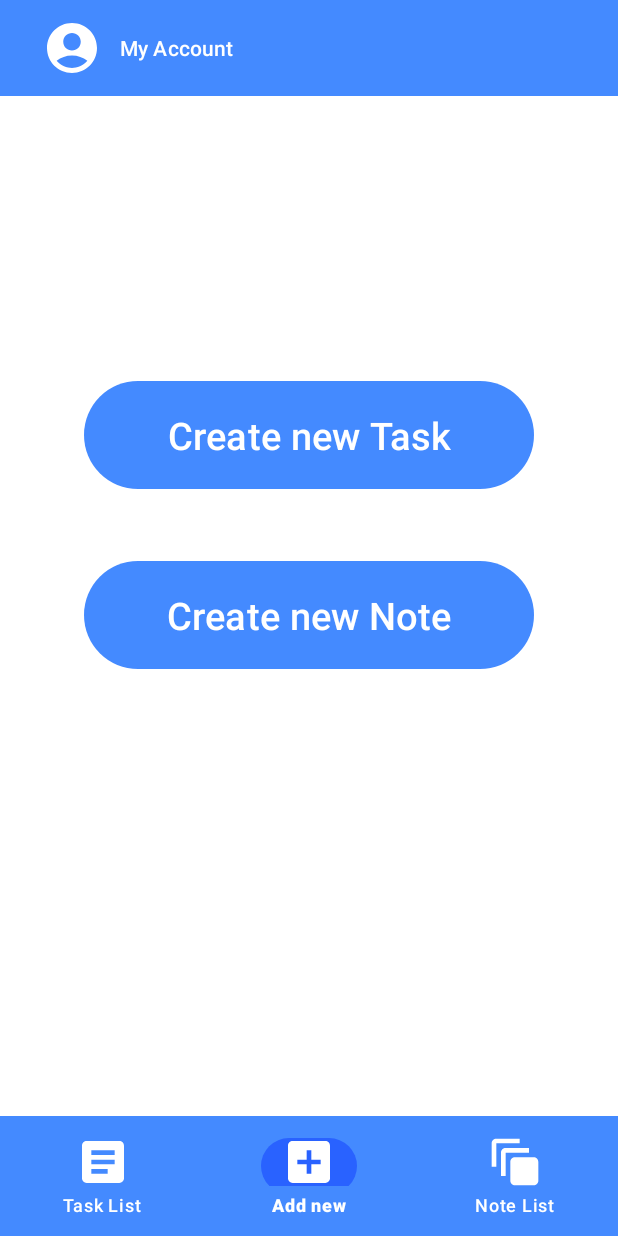
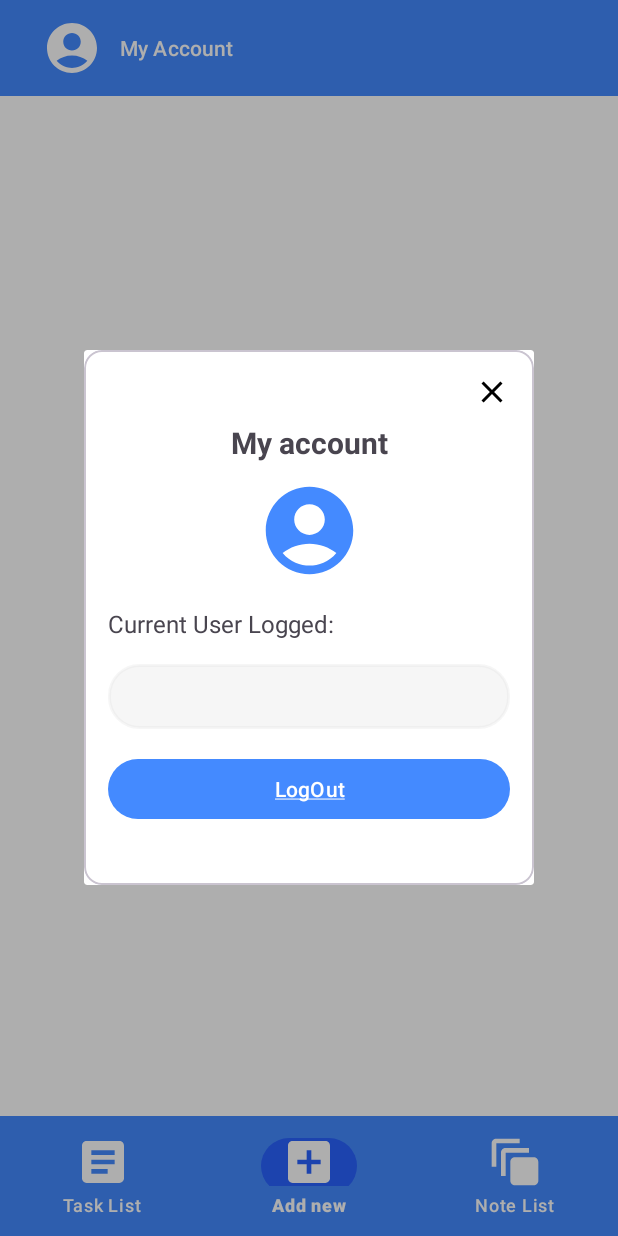
Before and after one commit to borja-garcia-valcarcel/TaskPad-App, an Android app: the fragment SignOutFragment placed in its activity, item 2 of the bottom bar chosen, on a phone screen of 412 x 824 dp. Run offline under Robolectric (Android 15) with nearby library versions, the light colour scheme and no system bars; our stand-ins replace Firebase (no records; nobody signed in at launch, a user with empty details on screens opened directly).

Commit message:
signout changed user pesistance in-app activity backgrounds

```diff
--- a/app/src/main/AndroidManifest.xml
+++ b/app/src/main/AndroidManifest.xml
@@ -1,6 +1,7 @@
 <?xml version="1.0" encoding="utf-8"?>
 <manifest xmlns:android="http://schemas.android.com/apk/res/android"
-    xmlns:tools="http://schemas.android.com/tools" >
+    xmlns:tools="http://schemas.android.com/tools"
+    >
 
     <application
         android:allowBackup="true"
@@ -11,7 +12,7 @@
         android:roundIcon="@mipmap/ic_launcher_round"
         android:supportsRtl="true"
         android:theme="@style/Theme.TaskPad"
-        tools:targetApi="31" >
+        tools:targetApi="31">
 
         <activity
             android:name=".ForgotPasswordActivity"
--- a/app/src/main/java/com/example/taskpad/fragments/SignOutFragment.kt
+++ b/app/src/main/java/com/example/taskpad/fragments/SignOutFragment.kt
@@ -7,36 +7,32 @@ import android.view.View
 import android.view.ViewGroup
 import android.widget.TextView
 import android.widget.Toast
-import androidx.fragment.app.Fragment
+import androidx.fragment.app.DialogFragment
 import com.example.taskpad.LoginActivity
 import com.example.taskpad.R
-import com.example.taskpad.databinding.FragmentSignoutBinding
+import com.example.taskpad.databinding.FragmentSettingsBinding
 import com.google.firebase.auth.FirebaseAuth
 import com.google.firebase.auth.ktx.auth
 import com.google.firebase.ktx.Firebase
 
+class SignOutFragment : DialogFragment() {
 
-class SignOutFragment : Fragment() {
-
-    private lateinit var binding: FragmentSignoutBinding
+    private lateinit var binding: FragmentSettingsBinding
     private lateinit var auth: FirebaseAuth
     private lateinit var userEmailTextView: TextView
 
     override fun onCreateView(
         inflater: LayoutInflater, container: ViewGroup?,
         savedInstanceState: Bundle?
-    ): View? {
-        binding = FragmentSignoutBinding.inflate(inflater, container, false)
+    ): View {
+        binding = FragmentSettingsBinding.inflate(inflater, container, false)
         return binding.root
-
-
     }
 
     override fun onViewCreated(view: View, savedInstanceState: Bundle?) {
         super.onViewCreated(view, savedInstanceState)
 
         auth = Firebase.auth
-
         userEmailTextView = view.findViewById(R.id.userEmailTextView)
 
         binding.signOutButton.setOnClickListener {
@@ -48,23 +44,18 @@ class SignOutFragment : Fragment() {
             val intent = Intent(activity, LoginActivity::class.java)
             startActivity(intent)
 
-            // Finaliza el fragment
+            // Finaliza la activity
             activity?.finish()
         }
 
-        // Boton atras
-        binding.backToHomeBtn.setOnClickListener {
-            val taskListFragment = TaskListFragment()
-            fragmentManager?.beginTransaction()?.replace(R.id.frame_container, taskListFragment)
-                ?.commit()
+        // Cierra el popup
+        binding.closeSettingsPopup.setOnClickListener {
+            dismiss()
         }
 
         // Muestra correo electronico logeado
         val currentUser = auth.currentUser
         val userEmail = currentUser?.email
         userEmailTextView.text = userEmail ?: "Email is not available"
-
-
-
     }
 }
--- a/app/src/main/res/layout/fragment_add_new_note_popup.xml
+++ b/app/src/main/res/layout/fragment_add_new_note_popup.xml
@@ -107,6 +107,7 @@
                     android:paddingTop="15dp"
                     android:scrollbars="vertical"
                     android:gravity="top"
+                    android:maxLines="15"
                     tools:ignore="RtlSymmetry" />
 
             </com.google.android.material.textfield.TextInputLayout>
--- /dev/null
+++ b/app/src/main/res/layout/fragment_settings.xml
@@ -0,0 +1,95 @@
+<?xml version="1.0" encoding="utf-8"?>
+<com.google.android.material.card.MaterialCardView xmlns:android="http://schemas.android.com/apk/res/android"
+    xmlns:app="http://schemas.android.com/apk/res-auto"
+    android:layout_width="match_parent"
+    android:layout_height="wrap_content">
+
+    <androidx.constraintlayout.widget.ConstraintLayout
+        android:layout_width="300dp"
+        android:layout_height="match_parent"
+        android:background="@color/white">
+
+        <ImageView
+            android:id="@+id/closeSettingsPopup"
+            android:layout_width="wrap_content"
+            android:layout_height="wrap_content"
+            android:layout_marginTop="16dp"
+            android:layout_marginEnd="16dp"
+            android:src="@drawable/close_icon"
+            app:layout_constraintEnd_toEndOf="parent"
+            app:layout_constraintTop_toTopOf="parent" />
+
+        <TextView
+            android:id="@+id/popupSettingsTitle"
+            android:layout_width="match_parent"
+            android:layout_height="wrap_content"
+            android:layout_marginTop="8dp"
+            android:gravity="center"
+            android:paddingBottom="0dp"
+            android:textStyle="bold"
+            android:text="My account"
+            android:textSize="20sp"
+            app:layout_constraintEnd_toEndOf="parent"
+            app:layout_constraintHorizontal_bias="0.0"
+            app:layout_constraintStart_toStartOf="parent"
+            app:layout_constraintTop_toBottomOf="@+id/closeSettingsPopup" />
+
+        <ImageView
+            android:id="@+id/imageView"
+            android:layout_width="70dp"
+            android:layout_height="70dp"
+            android:layout_marginTop="10dp"
+            android:layout_marginBottom="10dp"
+            android:src="@drawable/profile_icon"
+            app:layout_constraintEnd_toEndOf="parent"
+            app:layout_constraintStart_toStartOf="parent"
+            app:layout_constraintTop_toBottomOf="@+id/popupSettingsTitle"
+            app:tint="@color/blueA200" />
+
+        <TextView
+            android:id="@+id/currentUserLoggedText"
+            android:layout_width="match_parent"
+            android:layout_height="wrap_content"
+            android:layout_marginStart="16dp"
+            android:layout_marginTop="16dp"
+            android:layout_marginEnd="16dp"
+            android:layout_marginBottom="16dp"
+            android:text="Current User Logged:"
+            android:textAlignment="textStart"
+            android:textSize="16sp"
+            app:layout_constraintEnd_toEndOf="parent"
+            app:layout_constraintStart_toStartOf="parent"
+            app:layout_constraintTop_toBottomOf="@+id/imageView" />
+
+        <TextView
+            android:id="@+id/userEmailTextView"
+            android:layout_width="0dp"
+            android:layout_height="wrap_content"
+            android:layout_marginStart="16dp"
+            android:layout_marginTop="16dp"
+            android:layout_marginEnd="16dp"
+            android:background="@drawable/edittext_border"
+            android:backgroundTint="@color/grey"
+            android:padding="12dp"
+            android:textColor="@color/black100"
+            app:layout_constraintEnd_toEndOf="parent"
+            app:layout_constraintStart_toStartOf="parent"
+            app:layout_constraintTop_toBottomOf="@+id/currentUserLoggedText" />
+
+        <Button
+            android:id="@+id/signOutButton"
+            android:layout_width="0dp"
+            android:layout_height="wrap_content"
+            android:layout_marginStart="16dp"
+            android:layout_marginTop="16dp"
+            android:layout_marginEnd="16dp"
+            android:layout_marginBottom="40dp"
+            android:text="@string/LogOut"
+            app:layout_constraintBottom_toBottomOf="parent"
+            app:layout_constraintEnd_toEndOf="parent"
+            app:layout_constraintStart_toStartOf="parent"
+            app:layout_constraintTop_toBottomOf="@+id/userEmailTextView" />
+
+    </androidx.constraintlayout.widget.ConstraintLayout>
+
+</com.google.android.material.card.MaterialCardView>
--- a/app/src/main/res/layout/note_list_item.xml
+++ b/app/src/main/res/layout/note_list_item.xml
@@ -1,6 +1,4 @@
 <?xml version="1.0" encoding="utf-8"?>
-
-
 
 
     <androidx.cardview.widget.CardView
@@ -41,7 +39,7 @@
             android:layout_width="30dp"
             android:layout_height="30dp"
             android:layout_gravity="end"
-            android:layout_marginEnd="5dp"
+            android:layout_marginEnd="0dp"
             android:src="@drawable/close_icon"
             app:layout_constraintBottom_toBottomOf="parent"
             app:layout_constraintEnd_toEndOf="parent"
--- a/app/src/main/res/menu/bottom_menu.xml
+++ b/app/src/main/res/menu/bottom_menu.xml
@@ -5,7 +5,7 @@
     <item
         android:id="@+id/bottom_task_list"
         android:title="Task List"
-        android:icon="@drawable/task_list_icon" />
+        android:icon="@drawable/task_list_icon"/>
 
     <item
         android:id="@+id/bottom_add"
--- a/app/src/main/res/navigation/nav_graph.xml
+++ b/app/src/main/res/navigation/nav_graph.xml
@@ -61,5 +61,8 @@
         <action
             android:id="@+id/action_signOutFragment_to_homeActivity"
             app:destination="@id/homeActivity" />
+        <action
+            android:id="@+id/action_signOutFragment_to_homeActivity2"
+            app:destination="@id/homeActivity" />
     </fragment>
 </navigation>
```
Also changed, not shown: app/src/main/java/com/example/taskpad/HomeActivity.kt (+6 -20 lines), app/src/main/java/com/example/taskpad/LoginActivity.kt (+7 -5 lines), app/src/main/res/layout/fragment_note_list.xml (+14 -10 lines), app/src/main/res/layout/fragment_task_list.xml (+12 -7 lines), app/src/main/res/drawable/back_home.png (added).
